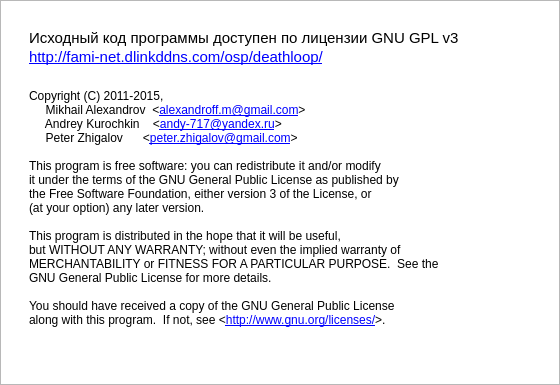
Above: src/win32/license.ui from AlienCowEatCake/deathloop before the change. Below: the same form after it.
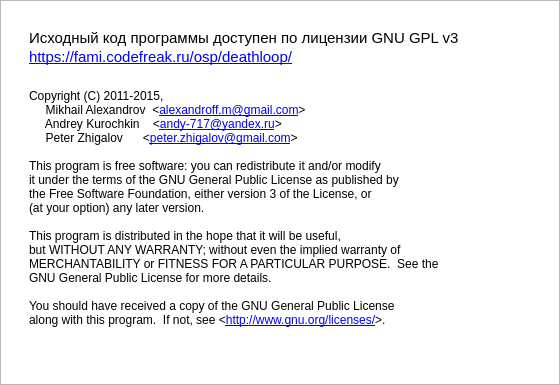
That is the form after the change. Icons and pictures are not drawn.

```diff
--- a/src/win32/license.ui
+++ b/src/win32/license.ui
@@ -66,7 +66,7 @@
 &lt;td&gt;
 &lt;p style=&quot; margin-top:0px; margin-bottom:0px; margin-left:0px; margin-right:0px; -qt-block-indent:0; text-indent:0px;&quot;&gt;&lt;span style=&quot; font-family:'Courier New',monospace; font-size:9pt;&quot;&gt; &lt;/span&gt;&lt;/p&gt;
 &lt;p style=&quot; margin-top:8px; margin-bottom:0px; margin-left:0px; margin-right:0px; -qt-block-indent:0; text-indent:0px;&quot;&gt;&lt;span style=&quot; font-family:'Arial','Tahoma',sans-serif;  font-size:11pt;&quot;&gt;Исходный код программы доступен по лицензии GNU GPL v3&lt;/span&gt;&lt;/p&gt;
-&lt;p style=&quot; margin-top:1px; margin-bottom:0px; margin-left:0px; margin-right:0px; -qt-block-indent:0; text-indent:0px;&quot;&gt;&lt;span style=&quot; font-family:'Arial','Tahoma',sans-serif;  font-size:11pt;&quot;&gt;&lt;a href=&quot;http://fami-net.dlinkddns.com/osp/deathloop/&quot;&gt;http://fami-net.dlinkddns.com/osp/deathloop/&lt;/a&gt;&lt;/span&gt;&lt;/p&gt;
+&lt;p style=&quot; margin-top:1px; margin-bottom:0px; margin-left:0px; margin-right:0px; -qt-block-indent:0; text-indent:0px;&quot;&gt;&lt;span style=&quot; font-family:'Arial','Tahoma',sans-serif;  font-size:11pt;&quot;&gt;&lt;a href=&quot;https://fami.codefreak.ru/osp/deathloop/&quot;&gt;https://fami.codefreak.ru/osp/deathloop/&lt;/a&gt;&lt;/span&gt;&lt;/p&gt;
 &lt;p style=&quot; margin-top:0px; margin-bottom:0px; margin-left:0px; margin-right:0px; -qt-block-indent:0; text-indent:0px;&quot;&gt;&lt;span style=&quot; font-family:'Courier New',monospace; font-size:9pt;&quot;&gt; &lt;/span&gt;&lt;/p&gt;
 &lt;p style=&quot; margin-top:9px; margin-bottom:0px; margin-left:0px; margin-right:0px; -qt-block-indent:0; text-indent:0px;&quot;&gt;&lt;span style=&quot; font-family:'Courier New',monospace; font-size:9pt;&quot;&gt;Copyright (C) 2011-2015,&lt;/span&gt;&lt;/p&gt;
 &lt;p style=&quot; margin-top:0px; margin-bottom:0px; margin-left:0px; margin-right:0px; -qt-block-indent:0; text-indent:0px;&quot;&gt;&lt;span style=&quot; font-family:'Courier New',monospace; font-size:9pt;&quot;&gt;     Mikhail Alexandrov  &amp;lt;&lt;a href=&quot;mailto:alexandroff.m@gmail.com&quot;&gt;alexandroff.m@gmail.com&lt;/a&gt;&amp;gt;&lt;/span&gt;&lt;/p&gt;
```
